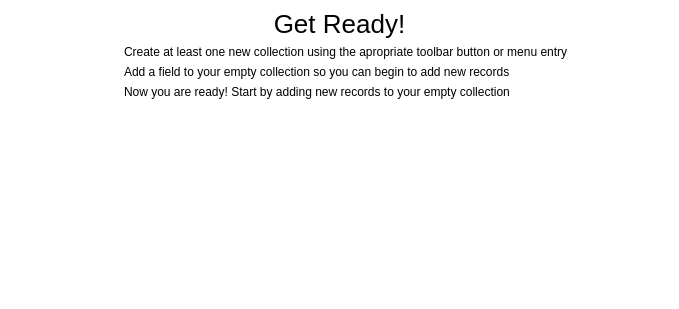
The window that ui/emptyformwidget.ui (giowck/symphytum) describes before a commit, drawn with Qt 5.
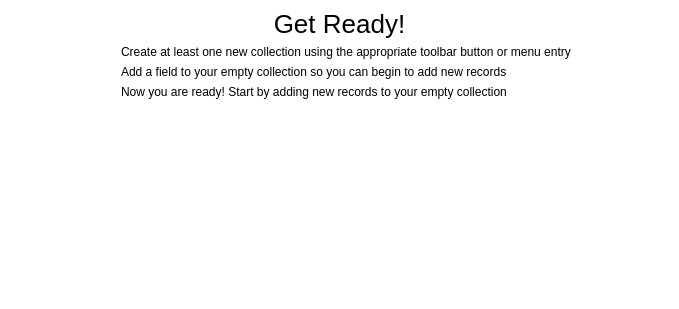
The same window after the commit. Icons and pictures are not drawn.

Diff of the .ui file:
```diff
--- a/ui/emptyformwidget.ui
+++ b/ui/emptyformwidget.ui
@@ -151,7 +151,7 @@
             <item row="0" column="1">
              <widget class="QLabel" name="noCollectionLabel">
               <property name="text">
-               <string>Create at least one new collection using the apropriate toolbar button or menu entry</string>
+               <string>Create at least one new collection using the appropriate toolbar button or menu entry</string>
               </property>
              </widget>
             </item>
```
Left out of the diff: 10 changed lines with no effect on the pictures.
